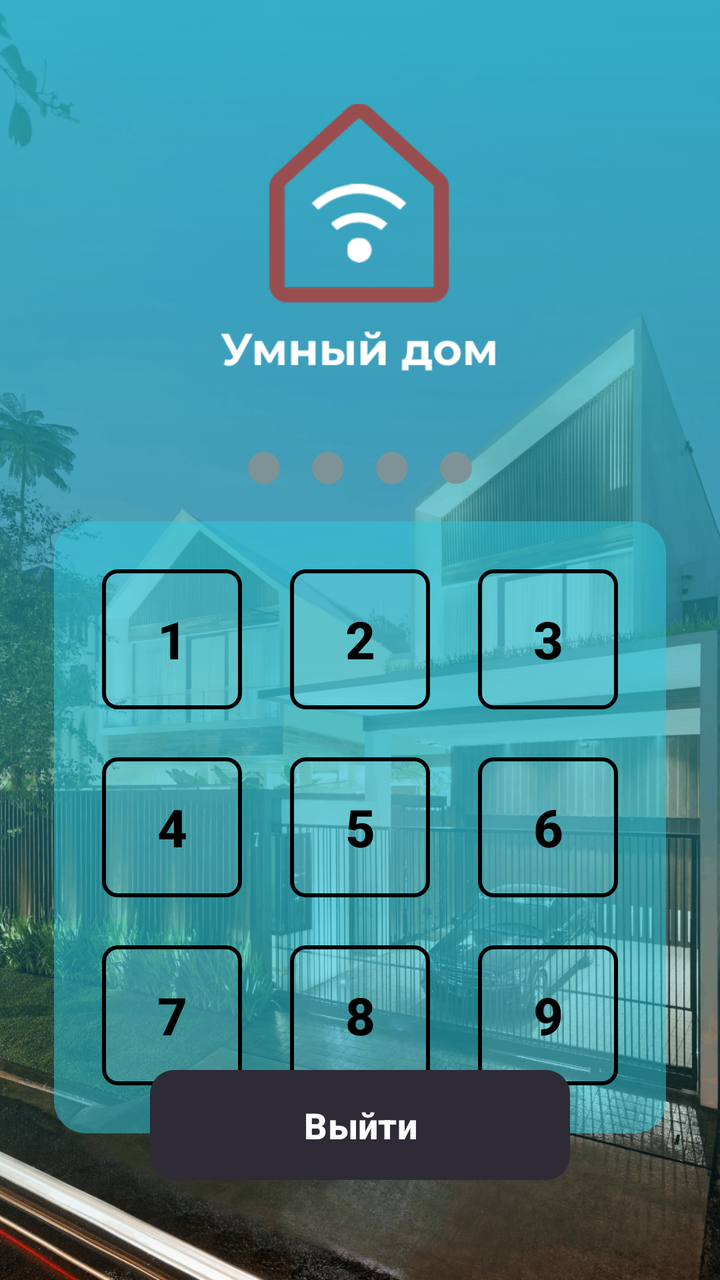
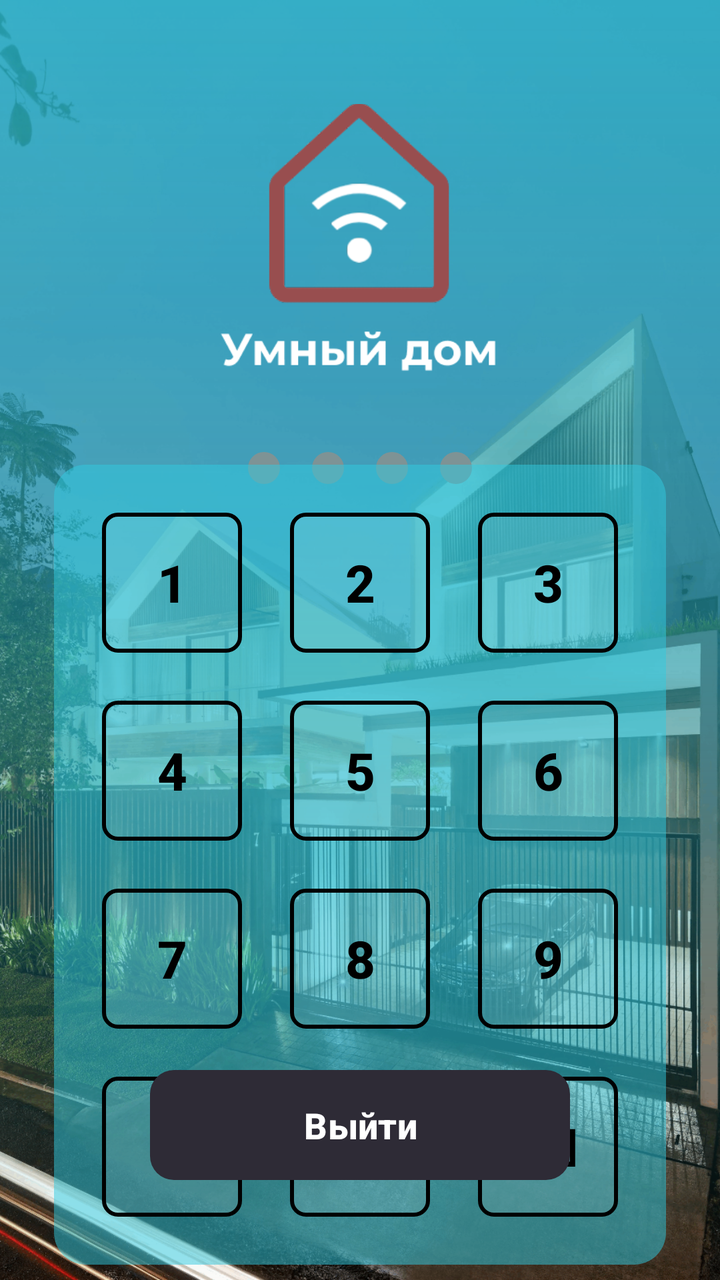

The first picture is an Android layout as it rendered before a commit; the second is the same layout after the commit. The layout source and the unified diff follow.
<!-- AndroidManifest.xml: application theme Theme.HomeSmartPractice -->
<!-- res/layout/activity_sign_in.xml -->
<?xml version="1.0" encoding="utf-8"?>
<androidx.constraintlayout.widget.ConstraintLayout
    xmlns:android="http://schemas.android.com/apk/res/android"
    xmlns:app="http://schemas.android.com/apk/res-auto"
    xmlns:tools="http://schemas.android.com/tools"
    android:layout_width="match_parent"
    android:layout_height="match_parent">

    <ImageView
        android:id="@+id/ivBackgroundHouse"
        android:layout_width="match_parent"
        android:layout_height="match_parent"
        android:scaleType="centerCrop"
        android:src="@drawable/bg_house"
        app:layout_constraintBottom_toBottomOf="parent"
        app:layout_constraintEnd_toEndOf="parent"
        app:layout_constraintStart_toStartOf="parent"
        app:layout_constraintTop_toTopOf="parent" />

    <View
        android:id="@+id/vGradientOverlay"
        android:layout_width="match_parent"
        android:layout_height="match_parent"
        android:background="@drawable/bg_gradient"
        app:layout_constraintBottom_toBottomOf="parent"
        app:layout_constraintEnd_toEndOf="parent"
        app:layout_constraintStart_toStartOf="parent"
        app:layout_constraintTop_toTopOf="parent" />

    <ImageView
        android:id="@+id/ivLogo"
        android:layout_width="140dp"
        android:layout_height="140dp"
        android:layout_marginTop="50dp"
        android:src="@drawable/ic_logo_smart_home"
        app:layout_constraintEnd_toEndOf="parent"
        app:layout_constraintStart_toStartOf="parent"
        app:layout_constraintTop_toTopOf="parent" />

    <LinearLayout
        android:id="@+id/llPinDots"
        android:layout_width="wrap_content"
        android:layout_height="wrap_content"
        android:layout_marginTop="28dp"
        android:orientation="horizontal"
        app:layout_constraintEnd_toEndOf="parent"
        app:layout_constraintStart_toStartOf="parent"
        app:layout_constraintTop_toBottomOf="@id/ivLogo">

        <View
            android:layout_width="16dp"
            android:layout_height="16dp"
            android:layout_margin="8dp"
            android:background="@drawable/bg_pin_dot" />

        <View
            android:layout_width="16dp"
            android:layout_height="16dp"
            android:layout_margin="8dp"
            android:background="@drawable/bg_pin_dot" />

        <View
            android:layout_width="16dp"
            android:layout_height="16dp"
            android:layout_margin="8dp"
            android:background="@drawable/bg_pin_dot" />

        <View
            android:layout_width="16dp"
            android:layout_height="16dp"
            android:layout_margin="8dp"
            android:background="@drawable/bg_pin_dot" />
    </LinearLayout>

    <LinearLayout
        android:id="@+id/llKeyboardCard"
        android:layout_width="wrap_content"
        android:layout_height="wrap_content"
        android:layout_marginTop="24dp"
        android:background="@drawable/bg_card_input"
        android:orientation="vertical"
        android:padding="12dp"
        app:layout_constraintBottom_toTopOf="@id/btnExit"
        app:layout_constraintEnd_toEndOf="parent"
        app:layout_constraintStart_toStartOf="parent"
        app:layout_constraintTop_toBottomOf="@id/llPinDots"
        app:layout_constraintVertical_bias="0.3">

        <GridLayout
            android:id="@+id/glKeyboard"
            android:layout_width="wrap_content"
            android:layout_height="wrap_content"
            android:columnCount="3"
            android:rowCount="3">

            <Button android:id="@+id/btn_next" style="@style/PinButtonStyle" android:text="1" />
            <Button style="@style/PinButtonStyle" android:text="2" />
            <Button style="@style/PinButtonStyle" android:text="3" />

            <Button style="@style/PinButtonStyle" android:text="4" />
            <Button style="@style/PinButtonStyle" android:text="5" />
            <Button style="@style/PinButtonStyle" android:text="6" />

            <Button style="@style/PinButtonStyle" android:text="7" />
            <Button style="@style/PinButtonStyle" android:text="8" />
            <Button style="@style/PinButtonStyle" android:text="9" />

        </GridLayout>
    </LinearLayout>

    <Button
        android:id="@+id/btnExit"
        android:layout_width="match_parent"
        android:layout_height="55dp"
        android:layout_marginHorizontal="75dp"
        android:layout_marginBottom="50dp"
        android:background="@drawable/btn_register"
        android:text="Выйти"
        android:textColor="#FFFFFF"
        android:textSize="18sp"
        android:textStyle="bold"
        app:backgroundTint="@null"
        app:layout_constraintBottom_toBottomOf="parent"
        app:layout_constraintEnd_toEndOf="parent"
        app:layout_constraintStart_toStartOf="parent" />

</androidx.constraintlayout.widget.ConstraintLayout>
<!-- resources referenced by this layout -->
<resources>
  <!-- drawable bg_card_input (drawable) -->
  <?xml version="1.0" encoding="utf-8"?>
  <shape xmlns:android="http://schemas.android.com/apk/res/android"
      android:shape="rectangle">
      <solid android:color="#8030CCE1" />
      <corners android:radius="16dp" />
  </shape>
  <!-- drawable bg_gradient (drawable) -->
  <?xml version="1.0" encoding="utf-8"?>
  <shape xmlns:android="http://schemas.android.com/apk/res/android"
      android:shape="rectangle">
      <gradient
          android:angle="270"
          android:startColor="#CC2BBED1"
          android:centerColor="#9923A2B2"
          android:endColor="#001B828F"
          android:type="linear" />
  </shape>
  <!-- drawable bg_house: png bitmap (drawable, 720691 bytes) -->
  <!-- drawable bg_pin_dot (drawable) -->
  <?xml version="1.0" encoding="utf-8"?>
  <shape xmlns:android="http://schemas.android.com/apk/res/android"
      android:shape="oval">
      <solid android:color="#7E9395" />
      <size android:width="16dp" android:height="16dp"/>
  </shape>
  <!-- drawable btn_register (drawable) -->
  <?xml version="1.0" encoding="utf-8"?>
  <shape xmlns:android="http://schemas.android.com/apk/res/android"
      android:shape="rectangle">
      <solid android:color="#2E2B36" />
      <corners android:radius="12dp" />
  </shape>
  <!-- drawable ic_logo_smart_home: png bitmap (drawable, 16054 bytes) -->
  <style name="PinButtonStyle" parent="Widget.Material3.Button">
          <item name="android:layout_width">70dp</item>
          <item name="android:layout_height">70dp</item>
          <item name="android:layout_margin">12dp</item>
          <item name="android:background">@drawable/bg_pin_square_button</item>
          <item name="android:textAllCaps">false</item>
          <item name="backgroundTint">@null</item>
          <item name="backgroundTintMode">add</item>
          <item name="android:insetTop">0dp</item>
          <item name="android:insetBottom">0dp</item>
          <item name="android:padding">0dp</item>
          <item name="android:textColor">#000000</item>
          <item name="android:textSize">26sp</item>
          <item name="android:textStyle">bold</item>
      </style>
  <style name="Theme.HomeSmartPractice" parent="Base.Theme.HomeSmartPractice" />
  <!-- drawable bg_pin_square_button (drawable) -->
  <?xml version="1.0" encoding="utf-8"?>
  <selector xmlns:android="http://schemas.android.com/apk/res/android">
      <item android:state_pressed="true">
          <shape android:shape="rectangle">
              <solid android:color="#4DFFFFFF" />
              <stroke android:width="2dp" android:color="#000000" />
              <corners android:radius="12dp" />
              <size android:width="90dp" android:height="70dp"/>
          </shape>
      </item>
      <item>
          <shape android:shape="rectangle">
              <solid android:color="#1AFFFFFF" />
              <stroke android:width="2dp" android:color="#000000" />
              <corners android:radius="7dp" />
              <size android:width="90dp" android:height="70dp"/>
          </shape>
      </item>
  </selector>
  <style name="Base.Theme.HomeSmartPractice" parent="Theme.Material3.DayNight.NoActionBar">
          
          
      </style>
</resources>

<!-- the commit's change to res/layout/activity_sign_in.xml (unified diff, before → after) -->
@@ -91,7 +91,7 @@
             android:layout_width="wrap_content"
             android:layout_height="wrap_content"
             android:columnCount="3"
-            android:rowCount="3">
+            android:rowCount="4">
 
             <Button android:id="@+id/btn_next" style="@style/PinButtonStyle" android:text="1" />
             <Button style="@style/PinButtonStyle" android:text="2" />
@@ -104,6 +104,10 @@
             <Button style="@style/PinButtonStyle" android:text="7" />
             <Button style="@style/PinButtonStyle" android:text="8" />
             <Button style="@style/PinButtonStyle" android:text="9" />
+
+            <Button style="@style/PinButtonStyle" android:text="С" />
+            <Button style="@style/PinButtonStyle" android:text="0" />
+            <Button style="@style/PinButtonStyle" android:text="⌫" />
 
         </GridLayout>
     </LinearLayout>
